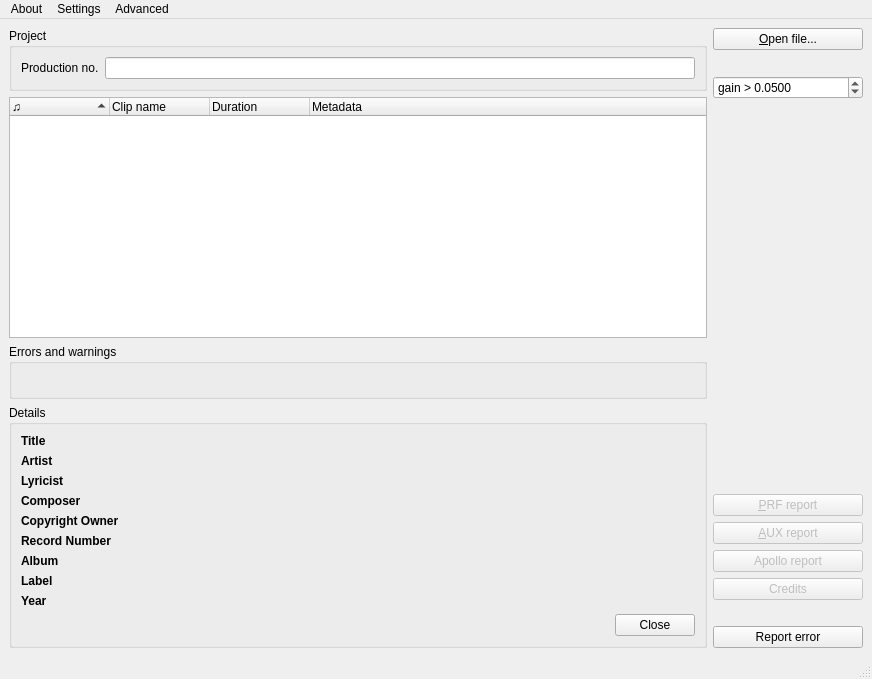
This is src/gui/pling-plong-odometer.ui in havardgulldahl/pling-plong-odometer as Qt 5 draws it before an edit. The edited form follows.
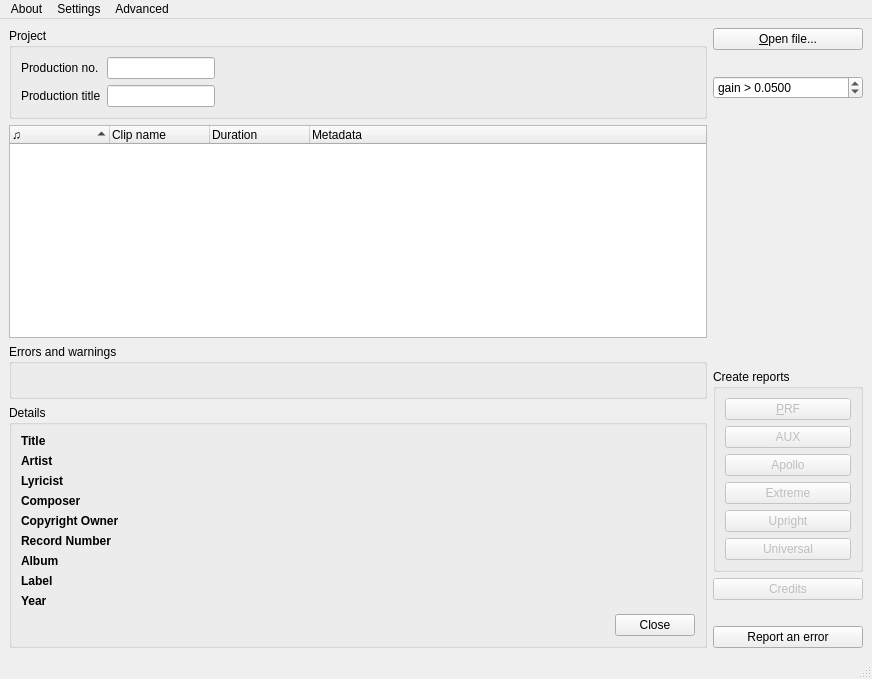
This is the edited form. Icons and pictures are not drawn.

Commit message: rearranging buttons and menu items

```diff
--- a/src/gui/pling-plong-odometer.ui
+++ b/src/gui/pling-plong-odometer.ui
@@ -31,6 +31,9 @@
          <string>Project</string>
         </property>
         <layout class="QFormLayout" name="formLayout_2">
+         <property name="fieldGrowthPolicy">
+          <enum>QFormLayout::FieldsStayAtSizeHint</enum>
+         </property>
          <item row="0" column="0">
           <widget class="QLabel" name="label_8">
            <property name="text">
@@ -41,6 +44,16 @@
          <item row="0" column="1">
           <widget class="QLineEdit" name="prodno"/>
          </item>
+         <item row="2" column="1">
+          <widget class="QLineEdit" name="prodtitle"/>
+         </item>
+         <item row="2" column="0">
+          <widget class="QLabel" name="label_11">
+           <property name="text">
+            <string>Production title</string>
+           </property>
+          </widget>
+         </item>
         </layout>
        </widget>
       </item>
@@ -423,12 +436,18 @@
        </spacer>
       </item>
       <item>
+       <widget class="QGroupBox" name="groupBox_2">
+        <property name="title">
+         <string>Create reports</string>
+        </property>
+        <layout class="QVBoxLayout" name="verticalLayout_3">
+         <item>
        <widget class="QPushButton" name="DMAButton">
         <property name="enabled">
          <bool>false</bool>
         </property>
         <property name="text">
-         <string>&amp;PRF report</string>
+            <string>&amp;PRF</string>
         </property>
        </widget>
       </item>
@@ -441,7 +460,7 @@
          <string>Open a report form for AUX production music</string>
         </property>
         <property name="text">
-         <string>&amp;AUX report</string>
+            <string>AUX</string>
         </property>
        </widget>
       </item>
@@ -451,8 +470,44 @@
          <bool>false</bool>
         </property>
         <property name="text">
-         <string>Apollo report</string>
-        </property>
+            <string>Apollo</string>
+           </property>
+          </widget>
+         </item>
+         <item>
+          <widget class="QPushButton" name="extremeButton">
+           <property name="enabled">
+            <bool>false</bool>
+           </property>
+           <property name="toolTip">
+            <string/>
+           </property>
+           <property name="text">
+            <string>Extreme</string>
+           </property>
+          </widget>
+         </item>
+         <item>
+          <widget class="QPushButton" name="UprightButton">
+           <property name="enabled">
+            <bool>false</bool>
+           </property>
+           <property name="text">
+            <string>Upright</string>
+           </property>
+          </widget>
+         </item>
+         <item>
+          <widget class="QPushButton" name="UniversalButton">
+           <property name="enabled">
+            <bool>false</bool>
+           </property>
+           <property name="text">
+            <string>Universal</string>
+           </property>
+          </widget>
+         </item>
+        </layout>
        </widget>
       </item>
       <item>
@@ -490,7 +545,7 @@
          <string>Experiencing errors or glitches? Report it!</string>
         </property>
         <property name="text">
-         <string>Report error</string>
+         <string>Report an error</string>
         </property>
        </widget>
       </item>
```
Left out of the diff: 25 changed lines with no effect on the pictures. Lines whose indentation alone changed are shown as unchanged.
